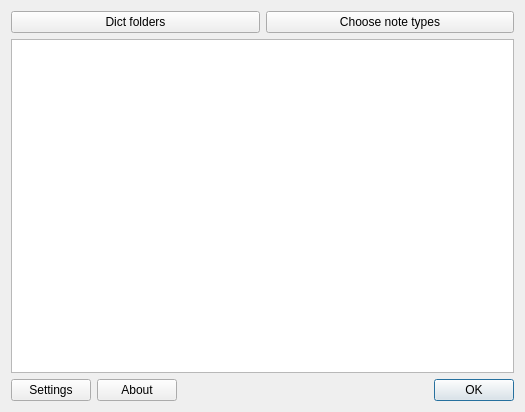
Old version of the form src/gui/options.ui in the repository niyumard/WordLookup.
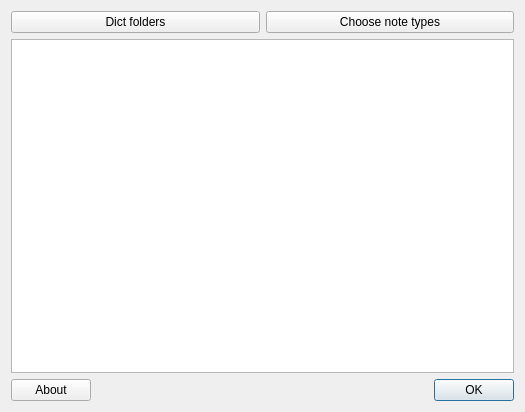
New version of the form.

Commit message: Removed unused Settings button

```diff
--- a/src/gui/options.ui
+++ b/src/gui/options.ui
@@ -61,13 +61,6 @@
       </item>
       <item>
         <layout class="QHBoxLayout" name="horizontalLayout">
-          <item>
-            <widget class="QPushButton" name="btnParameter">
-              <property name="text">
-                <string>Settings</string>
-              </property>
-            </widget>
-          </item>
           <item>
             <widget class="QPushButton" name="btnAbout">
               <property name="text">
```
